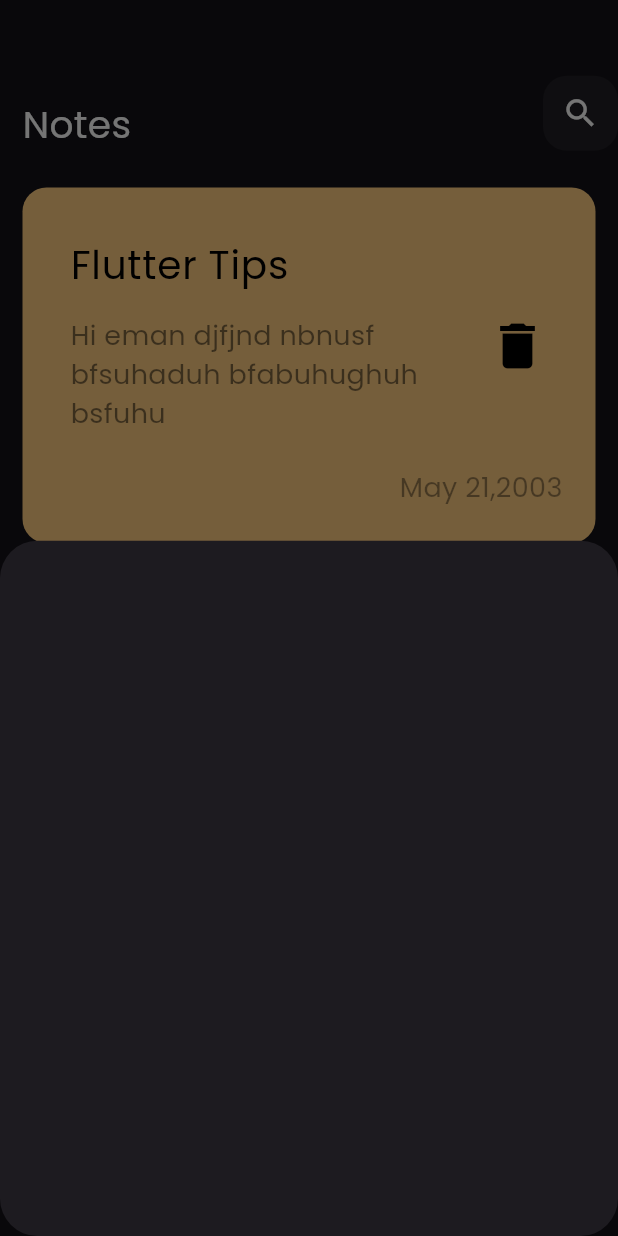
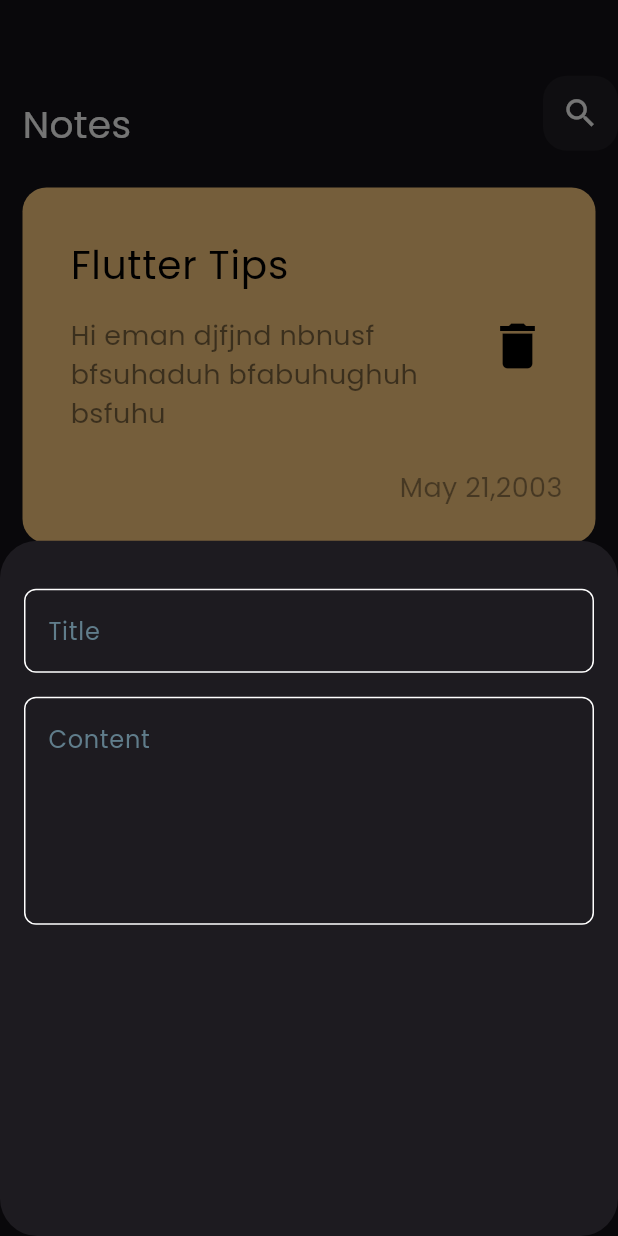
Before and after one commit to emansobhey/Notes_App, a Flutter app: the screen it shows after launch, after a tap on the "add" icon, on a phone screen of 412 x 824 dp. Run offline on Flutter 3.47's test engine with Material 3 defaults, Android fonts, the phone set to English and light mode, and no system bars.

Commit message:
add fields to button sheet

```diff
--- /dev/null
+++ b/lib/const.dart
@@ -0,0 +1,3 @@
+import 'package:flutter/material.dart';
+
+const kPrimaryColor = Color(0xff62FCD7);
--- a/lib/widgets/AddNoteBottomSheet.dart
+++ b/lib/widgets/AddNoteBottomSheet.dart
@@ -1,13 +1,30 @@
-
 import 'package:flutter/material.dart';
+import 'package:note/widgets/customer_textFiles.dart';
 
 class AddNoteBottomSheet extends StatelessWidget {
   const AddNoteBottomSheet({super.key});
 
   @override
   Widget build(BuildContext context) {
-    return Container(
-
+    return Padding(
+      padding: const EdgeInsets.symmetric(horizontal: 16),
+      child: Column(
+        children: [
+          const SizedBox(
+            height: 32,
+          ),
+          CustomTextField(
+            hintText: 'Title',
+          ),
+          const SizedBox(
+            height: 16,
+          ),
+          CustomTextField(
+            hintText: 'Content',
+            MaxLines: 5,
+          ),
+        ],
+      ),
     );
   }
 }
--- /dev/null
+++ b/lib/widgets/customer_textFiles.dart
@@ -0,0 +1,40 @@
+import 'package:flutter/material.dart';
+import 'package:note/const.dart';
+
+class CustomTextField extends StatelessWidget {
+  CustomTextField(
+      {required this.hintText,
+      this.inputType,
+      this.onChanged,
+      this.obscureText = false,
+      this.MaxLines = 1});
+  Function(String)? onChanged;
+  String hintText;
+  final int MaxLines;
+  TextInputType? inputType;
+  bool? obscureText;
+  @override
+  Widget build(BuildContext context) {
+    return TextField(
+      maxLines: MaxLines,
+      cursorColor: kPrimaryColor,
+      obscureText: obscureText!,
+      onChanged: onChanged,
+      keyboardType: inputType,
+      decoration: InputDecoration(
+        hintText: hintText,
+        hintStyle: const TextStyle(color: Colors.blueGrey),
+        focusedBorder: const OutlineInputBorder(
+            borderSide: BorderSide(color: kPrimaryColor)),
+        enabledBorder: OutlineInputBorder(
+          borderSide: const BorderSide(color: Colors.white),
+          borderRadius: BorderRadius.circular(8),
+        ),
+        border: OutlineInputBorder(
+          borderSide: const BorderSide(color: Colors.white),
+          borderRadius: BorderRadius.circular(8),
+        ),
+      ),
+    );
+  }
+}
```
